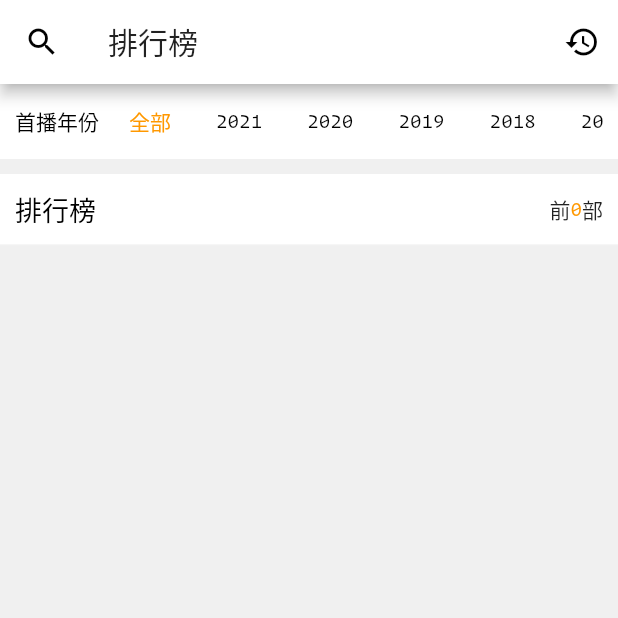
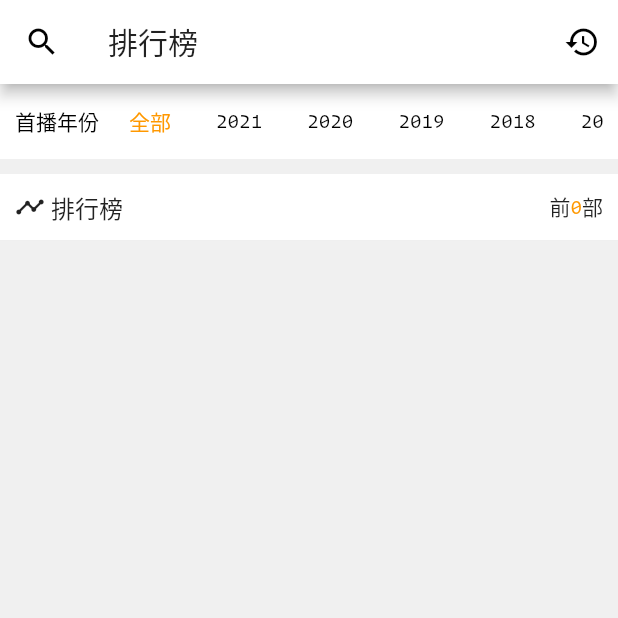
Before and after one commit to xialeistudio/flutter-age, a Flutter app: the RankPage screen opened directly, on a phone screen of 412 x 824 dp, the top half of it. Run offline on Flutter 3.47's test engine with Material 2 defaults, Android fonts, the phone set to English and light mode, and no system bars; our stand-ins replace cached_network_image, dio, flutter_swiper, fluttertoast, shared_preferences, webview_flutter; missing offline and left inert: dio_http_cache; accounts and stored records are empty.

Commit message:
feat: 添加图标

```diff
--- a/lib/components/list_detail_item_widget.dart
+++ b/lib/components/list_detail_item_widget.dart
@@ -32,7 +32,7 @@ class ListDetailItemWidget extends StatelessWidget {
                     // 标题
                     Text(
                       item.title!,
-                      style: TextStyle(fontSize: 18, fontWeight: FontWeight.bold),
+                      style: TextStyle(fontSize: 16, fontWeight: FontWeight.bold),
                     ),
                     SizedBox(height: 8),
                     // 元数据
--- a/lib/components/poster.dart
+++ b/lib/components/poster.dart
@@ -1,4 +1,5 @@
 import 'package:age/lib/extension.dart';
+import 'package:cached_network_image/cached_network_image.dart';
 import 'package:flutter/cupertino.dart';
 import 'package:flutter/material.dart';
 
@@ -14,7 +15,10 @@ class Poster extends StatelessWidget {
     return Stack(
       alignment: AlignmentDirectional.topCenter,
       children: [
-        Image.network(image.asUrl(), fit: BoxFit.fitWidth, scale: scale),
+        Image(
+          image: CachedNetworkImageProvider(image.asUrl(), scale: scale),
+          fit: BoxFit.fitWidth,
+        ),
         // 小标题
         Positioned(
           right: 4,
--- a/lib/components/title_bar.dart
+++ b/lib/components/title_bar.dart
@@ -4,16 +4,21 @@ import 'package:flutter/material.dart';
 /// 标题
 class TitleBar extends StatelessWidget {
   final String title;
+  final IconData? iconData;
   final double fontSize;
   final Widget? trailing;
 
-  const TitleBar({Key? key, required this.title, this.trailing, this.fontSize = 18}) : super(key: key);
+  const TitleBar({Key? key, required this.title, this.trailing, this.fontSize = 16, this.iconData}) : super(key: key);
 
   @override
   Widget build(BuildContext context) {
     List<Widget> widgets = [
-      Expanded(child: Text(title, style: TextStyle(fontSize: fontSize, color: Colors.black))),
+      Expanded(child: Text(title, style: TextStyle(fontSize: fontSize))),
     ];
+    if (iconData != null) {
+      widgets.insert(0, Icon(iconData, size: 20));
+      widgets.insert(1, SizedBox(width: 4));
+    }
     if (trailing != null) {
       widgets.add(trailing!);
     }
--- a/lib/components/video_player_widget.dart
+++ b/lib/components/video_player_widget.dart
@@ -40,6 +40,11 @@ class VideoPlayerWidgetState extends State<VideoPlayerWidget> {
             allowsInlineMediaPlayback: true,
             onWebViewCreated: (controller) {
               widget.controllerFuture.complete(controller);
+            },
+            onPageStarted: (url) {
+              setState(() {
+                _videoUrl = null;
+              });
             },
             onPageFinished: (url) {
               findVideoUrl(url);
@@ -91,7 +96,6 @@ class VideoPlayerWidgetState extends State<VideoPlayerWidget> {
     _timer?.cancel();
     var count = 0;
     _timer = Timer.periodic(Duration(seconds: 1), (timer) async {
-      print("findVideoUrl for $url");
       var controller = await widget.controllerFuture.future;
       var videoUrl = await controller.evaluateJavascript("document.querySelector('video') && document.querySelector('video').src");
       if (videoUrl != "<null>" || ++count >= 60) {
--- a/lib/main.dart
+++ b/lib/main.dart
@@ -54,7 +54,7 @@ class MyAppState extends State<MyApp> with SingleTickerProviderStateMixin {
           BottomNavigationBarItem(icon: Icon(Icons.home), label: "首页"),
           BottomNavigationBarItem(icon: Icon(Icons.list), label: "列表"),
           BottomNavigationBarItem(icon: Icon(Icons.recommend), label: "推荐"),
-          BottomNavigationBarItem(icon: Icon(Icons.refresh), label: "更新"),
+          BottomNavigationBarItem(icon: Icon(Icons.update), label: "更新"),
           BottomNavigationBarItem(icon: Icon(Icons.timeline), label: "排行"),
         ],
         currentIndex: _pageIndex,
--- a/lib/routes/catalog.dart
+++ b/lib/routes/catalog.dart
@@ -78,6 +78,7 @@ class CatalogPageState extends State<CatalogPage> {
                 child: TitleBar(
                   title: "动漫列表",
                   trailing: Row(children: [Text("共"), Text("$count", style: TextStyle(color: Colors.orange)), Text("部")]),
+                  iconData: Icons.list,
                 ),
               ),
               SliverList(
--- a/lib/routes/history.dart
+++ b/lib/routes/history.dart
@@ -36,6 +36,7 @@ class HistoryPageState extends State<HistoryPage> {
               SliverToBoxAdapter(
                 child: TitleBar(
                   title: "历史记录",
+                  iconData: Icons.history,
                   trailing: InkWell(child: Text("清空", style: TextStyle(color: Colors.orange)), onTap: () => confirmClear(context)),
                 ),
               ),
--- a/lib/routes/home.dart
+++ b/lib/routes/home.dart
@@ -55,10 +55,10 @@ class HomePageState extends State<HomePage> {
           slivers: [
             HomeSwipeSliver(),
             SliverPadding(padding: const EdgeInsets.only(top: 8)),
-            SliverToBoxAdapter(child: TitleBar(title: "每日推荐")),
+            SliverToBoxAdapter(child: TitleBar(title: "每日推荐", iconData: Icons.recommend)),
             ItemGridSliver(items: _recommendList),
             SliverPadding(padding: const EdgeInsets.only(top: 8)),
-            SliverToBoxAdapter(child: TitleBar(title: "最近更新")),
+            SliverToBoxAdapter(child: TitleBar(title: "最近更新", iconData: Icons.update)),
             ItemGridSliver(items: _updateList),
             SliverPadding(padding: const EdgeInsets.only(bottom: 20)),
           ],
--- a/lib/routes/rank.dart
+++ b/lib/routes/rank.dart
@@ -39,6 +39,7 @@ class RankPageState extends State<RankPage> {
               SliverToBoxAdapter(
                 child: TitleBar(
                   title: "排行榜",
+                  iconData: Icons.timeline,
                   trailing: Row(children: [Text("前"), Text("${list.length}", style: TextStyle(color: Colors.orange)), Text("部")]),
                 ),
               ),
--- a/lib/routes/recommend.dart
+++ b/lib/routes/recommend.dart
@@ -42,6 +42,7 @@ class RecommendPageState extends State<RecommendPage> {
                 SliverToBoxAdapter(
                   child: TitleBar(
                     title: "推荐列表",
+                    iconData: Icons.recommend,
                     trailing: Row(children: [Text("共"), Text("$count", style: TextStyle(color: Colors.orange)), Text("部")]),
                   ),
                 ),
--- a/lib/routes/update.dart
+++ b/lib/routes/update.dart
@@ -42,6 +42,7 @@ class UpdatePageState extends State<UpdatePage> {
                 SliverToBoxAdapter(
                   child: TitleBar(
                     title: "最近更新",
+                    iconData: Icons.update,
                     trailing: Row(children: [Text("共"), Text("$count", style: TextStyle(color: Colors.orange)), Text("部")]),
                   ),
                 ),
--- a/pubspec.yaml
+++ b/pubspec.yaml
@@ -35,6 +35,7 @@ dependencies:
   crypto: ^3.0.1
   fluttertoast: ^8.0.8
   shared_preferences: ^2.0.7
+  cached_network_image: ^3.1.0
 dev_dependencies:
   flutter_test:
     sdk: flutter
```
Also changed, not shown: lib/routes/detail.dart (+6 -3 lines), pubspec.lock, 1 other file.
